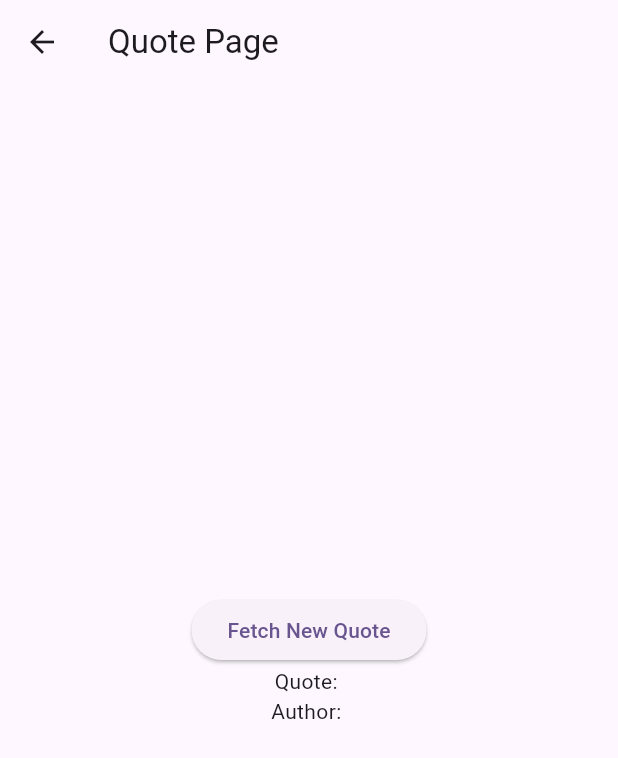
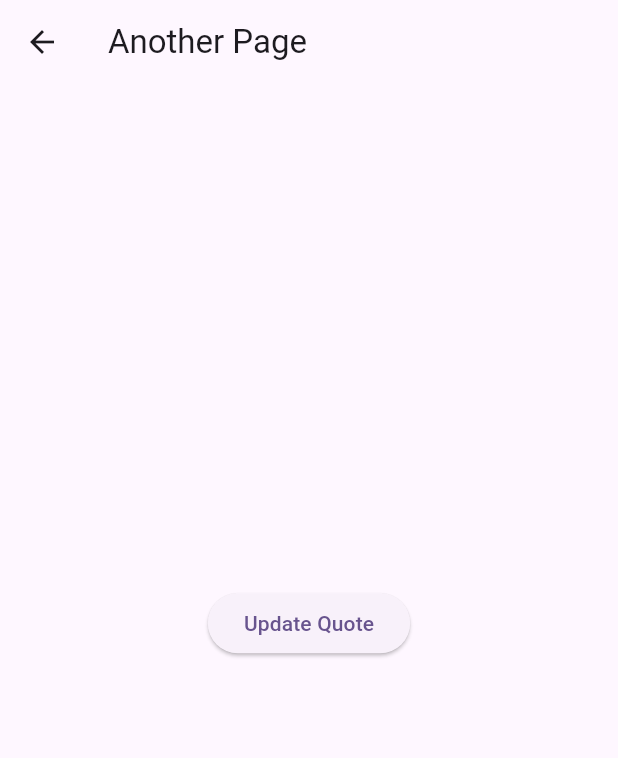
Before and after one commit to GaudShivu22/task, a Flutter app: the AnotherPage screen opened directly with empty values, on a phone screen of 412 x 824 dp. Shown: the top 758 px of the screen. Run offline on Flutter 3.47's test engine with Material 3 defaults, Android fonts, the phone set to English and light mode, and no system bars; our stand-ins replace dio, flutter_riverpod.

Commit message:
Update anotherpage.dart

```diff
--- a/lib/anotherpage.dart
+++ b/lib/anotherpage.dart
@@ -1,40 +1,58 @@
 import 'package:flutter/material.dart';
 
 class AnotherPage extends StatefulWidget {
-  final String currentAuthor;
-  final String currentQuote;
-  final Future<void> Function() fetchApiResponse;
+  const AnotherPage({super.key, required this.fetchApi,required this.Quote});
+  final Future<String> Function() fetchApi;
+   final String Quote;
 
-  AnotherPage({required this.currentAuthor, required this.currentQuote, required this.fetchApiResponse});
 
   @override
   State<AnotherPage> createState() => _AnotherPageState();
 }
 
 class _AnotherPageState extends State<AnotherPage> {
+ late String quote;
+
+
+  @override
+  void initState() {
+    super.initState();
+    quote = widget.Quote;
+
+  }
+
+ Future<void> newquote() async {
+   String newQuote = await widget.fetchApi();
+   setState(() {
+     quote = newQuote;
+   });
+ }
+
   @override
   Widget build(BuildContext context) {
     return Scaffold(
       appBar: AppBar(
-        title: Text('Quote Page'),
+        title: Text('Another Page'),
       ),
       body: Center(
-        child: Column(
-          mainAxisAlignment: MainAxisAlignment.center,
-          children: [
-            Center(
-              child: ElevatedButton(
-                onPressed: () async {
-                  await widget.fetchApiResponse();
-                },
-                child: Text('Fetch New Quote'),
+        child: Padding(
+          padding: const EdgeInsets.all(16.0),
+          child: Column(
+            mainAxisAlignment: MainAxisAlignment.center,
+            children: [
+              ElevatedButton(
+                onPressed: newquote,
+                child: Text('Update Quote'),
               ),
-            ),
-            Text('Quote: ${widget.currentQuote}'),
-            Text('Author: ${widget.currentAuthor}'),
+              Text(
+                quote,
+                style: TextStyle(fontSize: 20, fontWeight: FontWeight.bold),
+                textAlign: TextAlign.center,
+              ),
+              SizedBox(height: 20),
 
-
-          ],
+            ],
+          ),
         ),
       ),
     );
```
